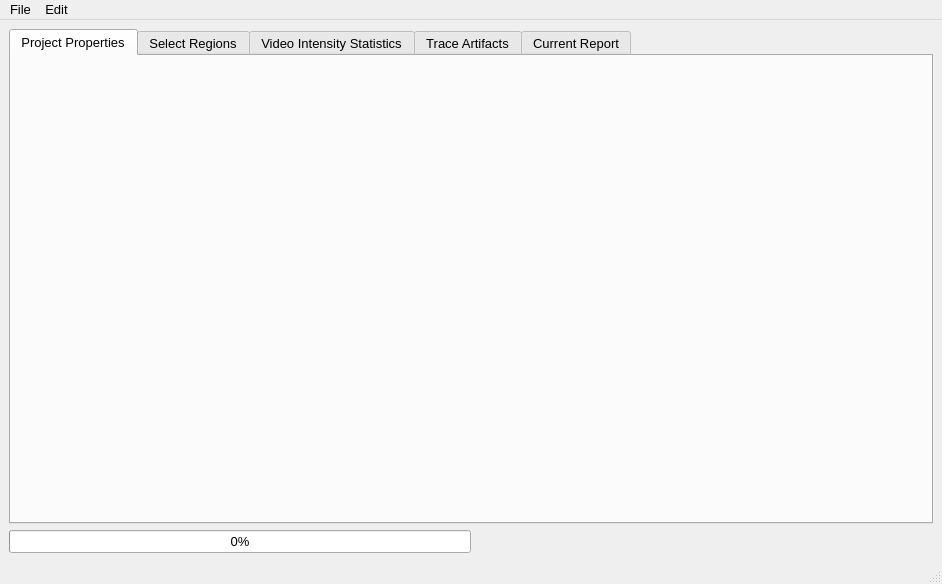
The window that resources/designer_ui/crystalgrowthtrackermain.ui (jonathanHuwP/CrystalGrowthTracker) describes before a commit, drawn with Qt 5.
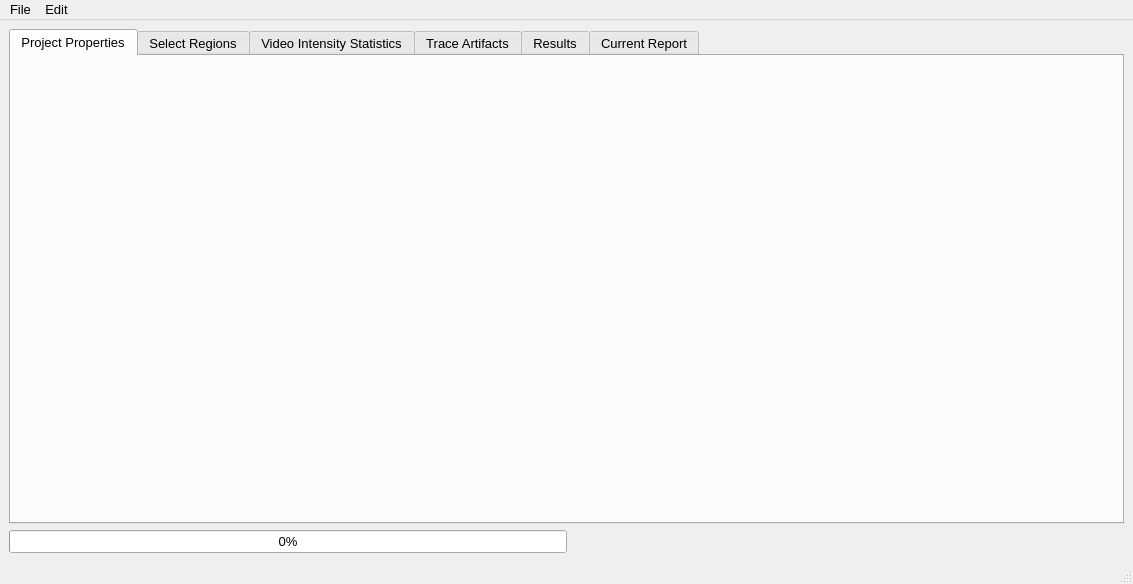
The same window after the commit. The open tabs and pages were chosen to show the change.

Commit message: added results widget

Patch:
```diff
--- a/resources/designer_ui/crystalgrowthtrackermain.ui
+++ b/resources/designer_ui/crystalgrowthtrackermain.ui
@@ -6,7 +6,7 @@
    <rect>
     <x>0</x>
     <y>0</y>
-    <width>942</width>
+    <width>1133</width>
     <height>584</height>
    </rect>
   </property>
@@ -51,6 +51,11 @@
         <string>Trace Artifacts</string>
        </attribute>
       </widget>
+      <widget class="QWidget" name="_resultsTab">
+       <attribute name="title">
+        <string>Results</string>
+       </attribute>
+      </widget>
       <widget class="QWidget" name="_reportTab">
        <attribute name="title">
         <string>Current Report</string>
@@ -89,7 +94,7 @@
     <rect>
      <x>0</x>
      <y>0</y>
-     <width>942</width>
+     <width>1133</width>
      <height>31</height>
     </rect>
    </property>
```
Left out of the diff: 2 changed lines with no effect on the pictures. The commit also changes 4 other files.
